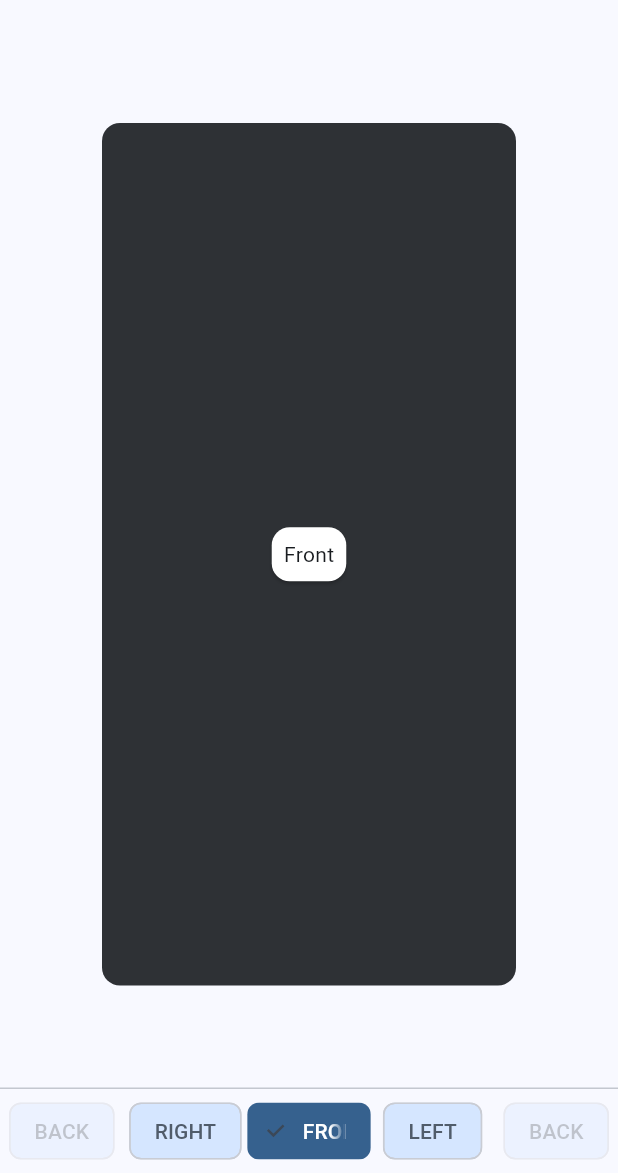
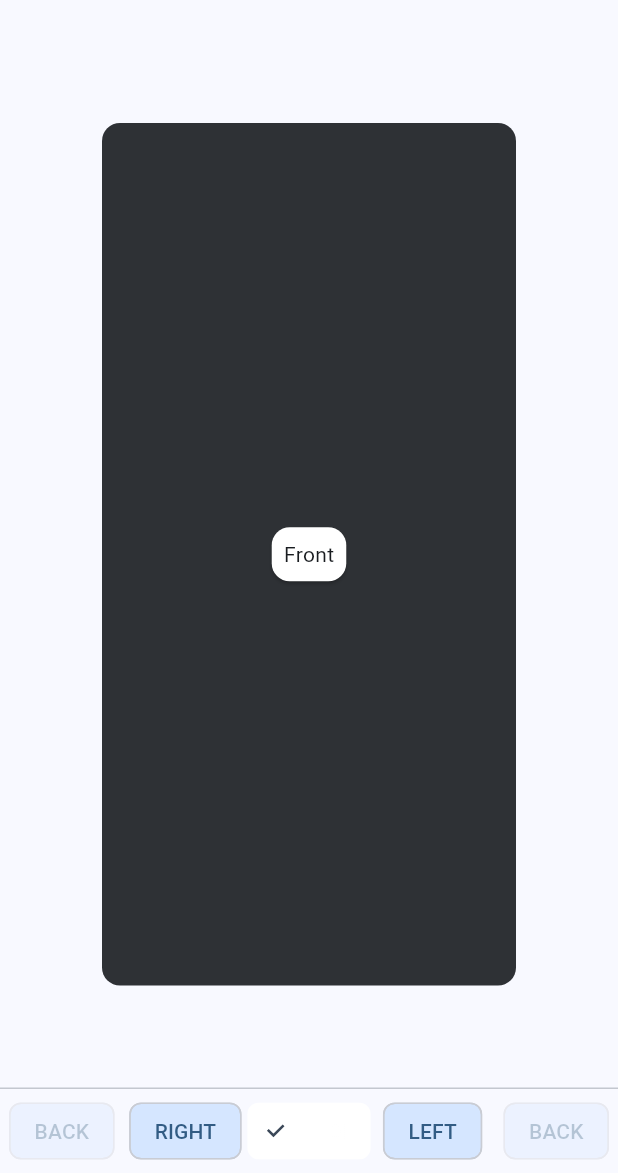
Before and after one commit to timcreatedit/rotation_stage, a Flutter app: the screen it shows after launch, on a phone screen of 412 x 824 dp, the part 63-1236 px from its top. Run offline on Flutter 3.47's test engine with Material 2 defaults, Android fonts, the phone set to English and light mode, and no system bars.

Commit message:
better handle colors

```diff
--- a/lib/src/rotation_stage_handle.dart
+++ b/lib/src/rotation_stage_handle.dart
@@ -9,12 +9,21 @@ class RotationStageHandle extends StatelessWidget {
     required this.active,
     required this.onTap,
     required this.backgroundTransparent,
+    this.activeForegroundColor,
+    this.inactiveForegroundColor,
+    this.activeBackgroundColor,
+    this.inactiveBackgroundColor,
   });
 
   final RotationStageSide side;
   final bool active;
   final bool backgroundTransparent;
   final VoidCallback onTap;
+
+  final Color? activeForegroundColor;
+  final Color? inactiveForegroundColor;
+  final Color? activeBackgroundColor;
+  final Color? inactiveBackgroundColor;
 
   @override
   Widget build(BuildContext context) {
@@ -28,21 +37,23 @@ class RotationStageHandle extends StatelessWidget {
           name.toUpperCase(),
           style: Theme.of(context).textTheme.button?.copyWith(
                 color: active
-                    ? colorScheme.onSecondary
-                    : colorScheme.onSecondaryContainer,
+                    ? activeForegroundColor ?? colorScheme.onPrimary
+                    : inactiveForegroundColor ?? colorScheme.onPrimaryContainer,
               ),
         ),
         selected: active,
         disabledColor: Colors.transparent,
         shadowColor:
             backgroundTransparent ? Colors.transparent : colorScheme.shadow,
-        selectedShadowColor:
-            backgroundTransparent ? Colors.transparent : colorScheme.primary,
+        selectedShadowColor: backgroundTransparent
+            ? Colors.transparent
+            : activeBackgroundColor ?? colorScheme.primary,
         backgroundColor: backgroundTransparent
             ? Colors.transparent
-            : colorScheme.primaryContainer,
-        selectedColor:
-            backgroundTransparent ? Colors.transparent : colorScheme.primary,
+            : inactiveBackgroundColor ?? colorScheme.primaryContainer,
+        selectedColor: backgroundTransparent
+            ? Colors.transparent
+            : activeBackgroundColor ?? colorScheme.onPrimary,
       ),
     );
   }
--- a/pubspec.yaml
+++ b/pubspec.yaml
@@ -1,6 +1,6 @@
 name: rotation_stage
 description: A four-sided stage for representing 3D objects with four widgets
-version: 0.0.3
+version: 0.0.4
 homepage: https://www.fyzo.de
 repository: https://github.com/fyzio/rotation_stage
 issue_tracker: https://github.com/fyzio/rotation_stage/issues
```
Also changed, not shown: 1 other file.
